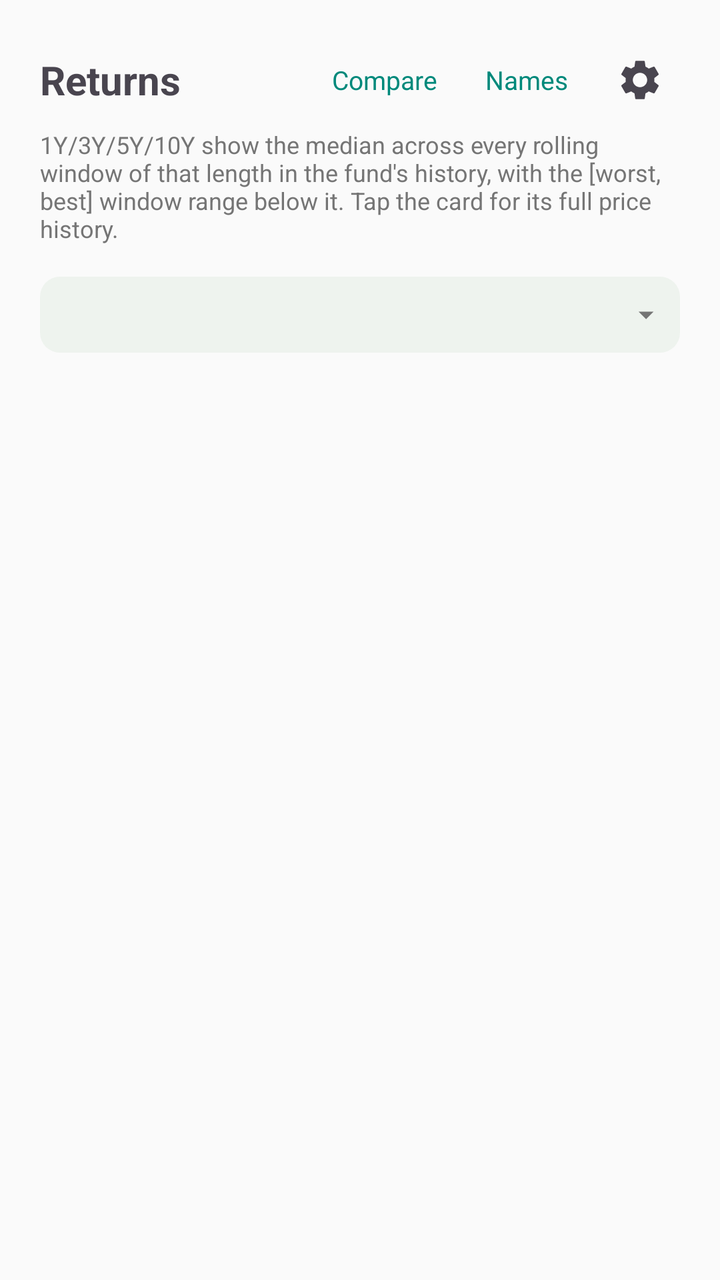
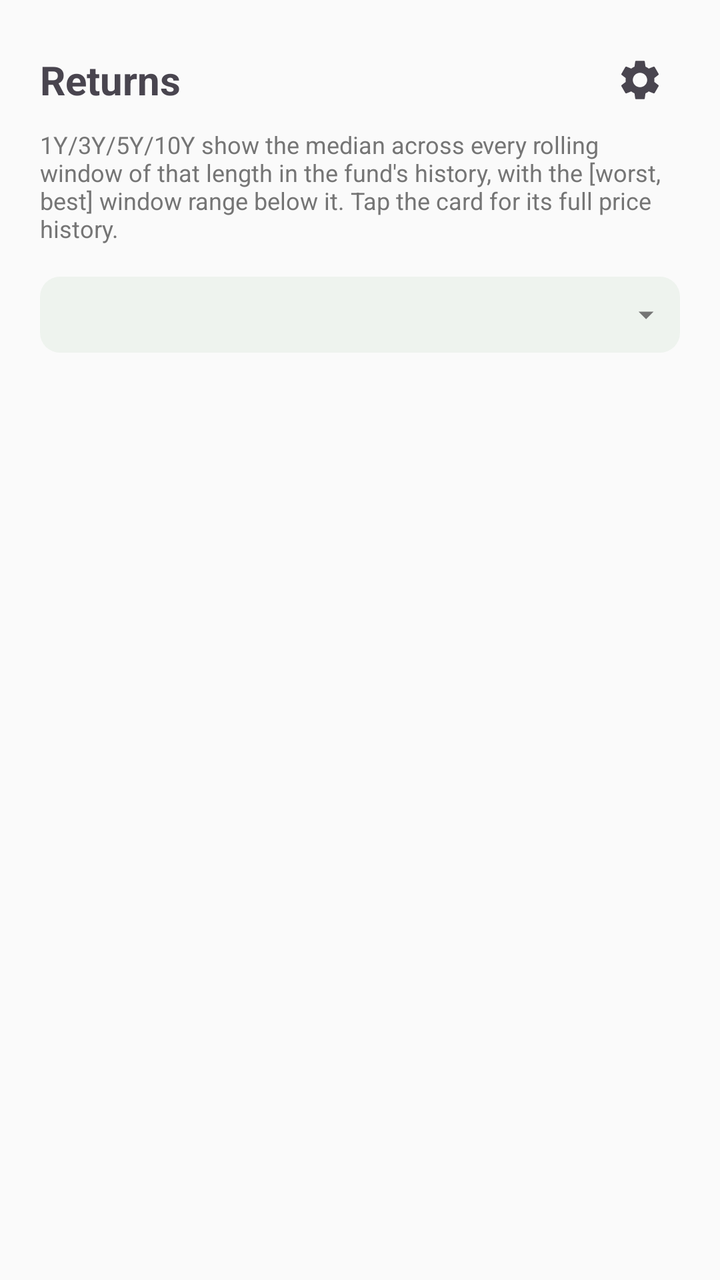

The first picture is an Android layout as it rendered before a commit; the second is the same layout after the commit. The layout source and the unified diff follow.
<!-- AndroidManifest.xml: application theme Theme.PersonalPortfolio -->
<!-- res/layout/activity_returns.xml -->
<?xml version="1.0" encoding="utf-8"?>
<LinearLayout xmlns:android="http://schemas.android.com/apk/res/android"
    android:layout_width="match_parent"
    android:layout_height="match_parent"
    android:orientation="vertical"
    android:padding="20dp">

    <LinearLayout
        android:layout_width="match_parent"
        android:layout_height="wrap_content"
        android:orientation="horizontal"
        android:gravity="center_vertical">

        <TextView
            android:layout_width="0dp"
            android:layout_weight="1"
            android:layout_height="wrap_content"
            android:text="Returns"
            android:textSize="20sp"
            android:textStyle="bold" />

        <TextView
            android:id="@+id/returnsCompareButton"
            android:layout_width="wrap_content"
            android:layout_height="wrap_content"
            android:layout_marginEnd="8dp"
            android:text="Compare"
            android:textSize="13sp"
            android:textColor="@color/colorSecondary"
            android:padding="8dp"
            android:background="?attr/selectableItemBackgroundBorderless" />

        <TextView
            android:id="@+id/returnsManageNamesButton"
            android:layout_width="wrap_content"
            android:layout_height="wrap_content"
            android:layout_marginEnd="8dp"
            android:text="Names"
            android:textSize="13sp"
            android:textColor="@color/colorSecondary"
            android:padding="8dp"
            android:background="?attr/selectableItemBackgroundBorderless" />

        <ImageButton
            android:id="@+id/returnsManageBenchmarksButton"
            android:layout_width="40dp"
            android:layout_height="40dp"
            android:padding="8dp"
            android:background="?attr/selectableItemBackgroundBorderless"
            android:src="@drawable/ic_settings_gear"
            android:contentDescription="Manage benchmarks" />

    </LinearLayout>

    <TextView
        android:layout_width="match_parent"
        android:layout_height="wrap_content"
        android:layout_marginTop="4dp"
        android:textSize="12sp"
        android:textColor="@color/colorNeutral"
        android:text="1Y/3Y/5Y/10Y show the median across every rolling window of that length in the fund's history, with the [worst, best] window range below it. Tap the card for its full price history." />

    
    <TextView
        android:id="@+id/returnsPickerTab"
        style="@style/ProgressionDropdownTab"
        android:layout_width="match_parent"
        android:layout_marginTop="16dp" />

    <TextView
        android:id="@+id/returnsEmptyState"
        android:layout_width="match_parent"
        android:layout_height="wrap_content"
        android:layout_marginTop="24dp"
        android:textSize="14sp"
        android:textColor="@color/colorNeutral"
        android:visibility="gone" />

    <androidx.core.widget.NestedScrollView
        android:layout_width="match_parent"
        android:layout_height="0dp"
        android:layout_weight="1"
        android:layout_marginTop="16dp"
        android:fillViewport="true">

        <FrameLayout
            android:id="@+id/returnsCardContainer"
            android:layout_width="match_parent"
            android:layout_height="wrap_content" />

    </androidx.core.widget.NestedScrollView>

</LinearLayout>
<!-- resources referenced by this layout -->
<resources>
  <color name="colorNeutral">#757575</color>
  <color name="colorSecondary">#00897B</color>
  <style name="ProgressionDropdownTab">
          <item name="android:layout_height">wrap_content</item>
          <item name="android:paddingStart">12dp</item>
          <item name="android:paddingEnd">8dp</item>
          <item name="android:paddingTop">10dp</item>
          <item name="android:paddingBottom">10dp</item>
          <item name="android:background">@drawable/dropdown_tab_background</item>
          <item name="android:textSize">13sp</item>
          <item name="android:textColor">@color/colorOnSurface</item>
          <item name="android:singleLine">true</item>
          <item name="android:ellipsize">end</item>
          <item name="android:drawableEnd">@drawable/ic_dropdown_caret</item>
          <item name="android:drawablePadding">4dp</item>
          <item name="android:gravity">center_vertical</item>
          <item name="android:clickable">true</item>
          <item name="android:focusable">true</item>
      </style>
  <style name="Theme.PersonalPortfolio" parent="Theme.Material3.DayNight.NoActionBar">
          <item name="colorPrimary">@color/colorPrimary</item>
          <item name="colorPrimaryVariant">@color/colorPrimaryVariant</item>
          <item name="colorOnPrimary">@color/colorOnPrimary</item>
  
          <item name="colorSecondary">@color/colorSecondary</item>
          <item name="colorOnSecondary">@color/colorOnSecondary</item>
  
          <item name="android:colorBackground">@color/colorBackground</item>
          <item name="colorOnBackground">@color/colorOnBackground</item>
  
          <item name="colorSurface">@color/colorSurface</item>
          <item name="colorOnSurface">@color/colorOnSurface</item>
  
          <item name="android:statusBarColor">@color/colorPrimaryVariant</item>
      </style>
  <!-- drawable dropdown_tab_background (drawable) -->
  <?xml version="1.0" encoding="utf-8"?>
  <shape xmlns:android="http://schemas.android.com/apk/res/android"
      android:shape="rectangle">
      <solid android:color="@color/colorSurfaceVariant" />
      <corners android:radius="10dp" />
  </shape>
  <color name="colorOnSurface">#1A1A1A</color>
  <!-- drawable ic_dropdown_caret (drawable) -->
  <vector xmlns:android="http://schemas.android.com/apk/res/android"
      android:width="18dp"
      android:height="18dp"
      android:viewportWidth="24"
      android:viewportHeight="24">
      <path
          android:fillColor="#757575"
          android:pathData="M7,10l5,5 5,-5z" />
  </vector>
  <color name="colorPrimary">#1B5E20</color>
  <color name="colorPrimaryVariant">#0D3B12</color>
  <color name="colorOnPrimary">#FFFFFF</color>
  <color name="colorOnSecondary">#FFFFFF</color>
  <color name="colorBackground">#FAFAFA</color>
  <color name="colorOnBackground">#1A1A1A</color>
  <color name="colorSurface">#FFFFFF</color>
  <color name="colorSurfaceVariant">#EEF3EE</color>
  <!-- unchanged entries left out for length: 1 -->
</resources>

<!-- the commit's change to res/layout/activity_returns.xml (unified diff, before → after) -->
@@ -21,25 +21,17 @@
 
         <TextView
             android:id="@+id/returnsCompareButton"
+            style="@style/ActionChip"
             android:layout_width="wrap_content"
-            android:layout_height="wrap_content"
             android:layout_marginEnd="8dp"
-            android:text="Compare"
-            android:textSize="13sp"
-            android:textColor="@color/colorSecondary"
-            android:padding="8dp"
-            android:background="?attr/selectableItemBackgroundBorderless" />
+            android:text="Compare" />
 
         <TextView
             android:id="@+id/returnsManageNamesButton"
+            style="@style/ActionChip"
             android:layout_width="wrap_content"
-            android:layout_height="wrap_content"
             android:layout_marginEnd="8dp"
-            android:text="Names"
-            android:textSize="13sp"
-            android:textColor="@color/colorSecondary"
-            android:padding="8dp"
-            android:background="?attr/selectableItemBackgroundBorderless" />
+            android:text="Names" />
 
         <ImageButton
             android:id="@+id/returnsManageBenchmarksButton"
